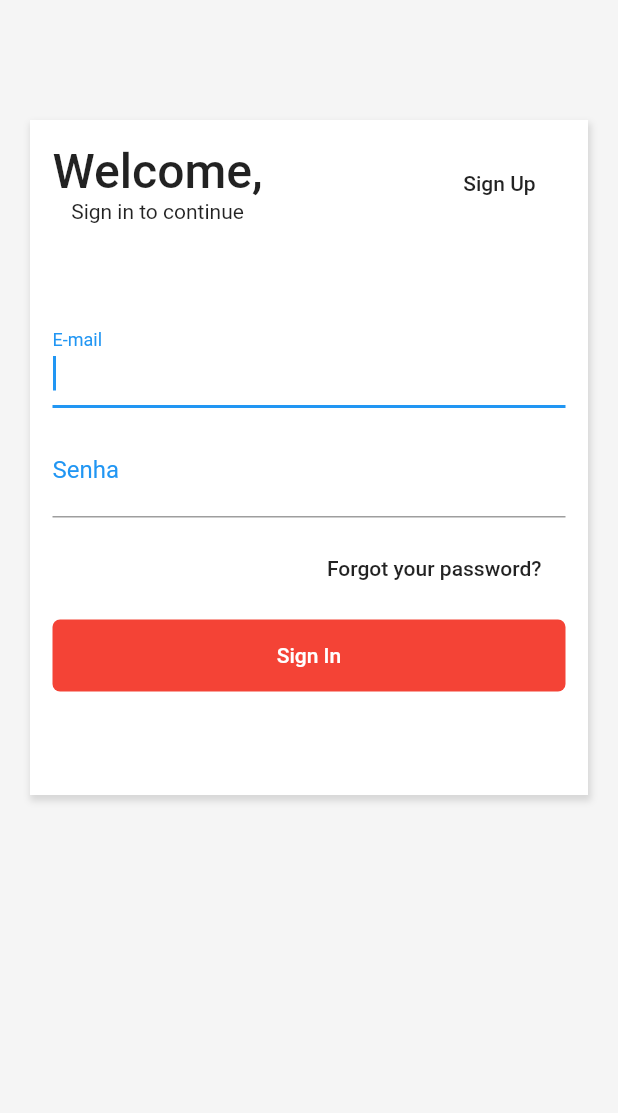
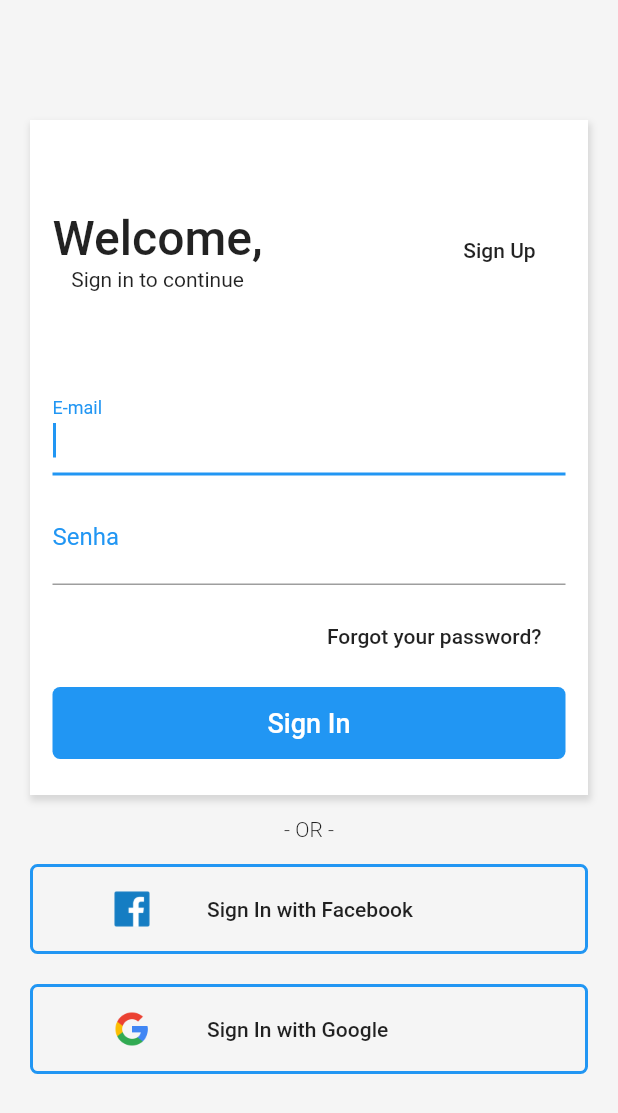
Before and after one commit to rodrigofelipejr/flutter-dart-balta.io, a Flutter app: the screen it shows after launch, on a phone screen of 412 x 824 dp. Shown: the top 1113 px of the screen. Run offline on Flutter 3.47's test engine with Material 2 defaults, Android fonts, the phone set to English and light mode, and no system bars; our stand-ins replace flutter_masked_text, shared_preferences.

Commit message:
Dominando Layouts no Flutter - Finalizando page login   - Implementando:     - Botão de Sign In     - Botão de Sign in with Facebook     - Botão de Sign in with Google   - Corrigindo rolagem da tela ao acionar o teclado com o widget SingleChildScrollView

```diff
--- a/app_shopping/lib/pages/login.page.dart
+++ b/app_shopping/lib/pages/login.page.dart
@@ -1,10 +1,12 @@
 import 'package:flutter/material.dart';
+import 'package:flutter/rendering.dart';
 
 class Login extends StatelessWidget {
   @override
   Widget build(BuildContext context) {
     return Scaffold(
-      body: Container(
+      body: SingleChildScrollView(
+        child: Container(
           color: Color(0xFFF5F5F5),
           // padding: EdgeInsets.all(40), // todos os lados
           padding: EdgeInsets.only(
@@ -29,8 +31,8 @@ class Login extends StatelessWidget {
                   ],
                 ),
                 child: Padding(
-                padding: EdgeInsets.all(15),
-                child: ListView(
+                  padding: EdgeInsets.only(left: 15, right: 15, top: 60),
+                  child: Column(
                     children: [
                       Row(
                         mainAxisAlignment: MainAxisAlignment.spaceBetween,
@@ -102,8 +104,9 @@ class Login extends StatelessWidget {
                         height: 10,
                       ),
                       Container(
+                        width: double.infinity,
                         decoration: BoxDecoration(
-                        color: Colors.red,
+                          color: Colors.blue,
                           borderRadius: BorderRadius.all(
                             Radius.circular(5),
                           ),
@@ -114,6 +117,7 @@ class Login extends StatelessWidget {
                             "Sign In",
                             style: TextStyle(
                               color: Colors.white,
+                              fontSize: 18,
                             ),
                           ),
                           onPressed: () {},
@@ -123,7 +127,83 @@ class Login extends StatelessWidget {
                   ),
                 ),
               ),
+              Container(
+                padding: EdgeInsets.only(top: 15, bottom: 15),
+                child: Text(
+                  " - OR - ",
+                  style: TextStyle(
+                    fontSize: 14,
+                    fontWeight: FontWeight.w300,
+                  ),
+                ),
+              ),
+              Container(
+                width: double.infinity,
+                height: 60,
+                decoration: BoxDecoration(
+                  border: Border.all(
+                    width: 2,
+                    color: Colors.blue,
+                  ),
+                  borderRadius: BorderRadius.all(
+                    Radius.circular(5),
+                  ),
+                ),
+                child: FlatButton(
+                  child: Row(
+                    children: [
+                      Container(
+                        height: 24,
+                        width: 100,
+                        child: Image.asset(
+                          'assets/facebook.png',
+                          fit: BoxFit.contain,
+                        ),
+                      ),
+                      Text(
+                        "Sign In with Facebook",
+                      )
                     ],
+                  ),
+                  onPressed: () {},
+                ),
+              ),
+              SizedBox(
+                height: 20,
+              ),
+              Container(
+                width: double.infinity,
+                height: 60,
+                decoration: BoxDecoration(
+                  border: Border.all(
+                    width: 2,
+                    color: Colors.blue,
+                  ),
+                  borderRadius: BorderRadius.all(
+                    Radius.circular(5),
+                  ),
+                ),
+                child: FlatButton(
+                  child: Row(
+                    children: [
+                      Container(
+                        height: 24,
+                        width: 100,
+                        child: Image.asset(
+                          'assets/google.png',
+                          fit: BoxFit.contain,
+                        ),
+                      ),
+                      Text(
+                        "Sign In with Google",
+                      )
+                    ],
+                  ),
+                  onPressed: () {},
+                ),
+              ),
+            ],
+          ),
         ),
       ),
     );
```
Also changed, not shown: app_shopping/pubspec.yaml (+18 -3 lines), app_shopping/assets/Icon_Devices.png (added), app_shopping/assets/Icon_Gadgets.png (added), app_shopping/assets/Icon_Gaming.png (added), app_shopping/assets/Icon_Mens_Shoe.png (added), app_shopping/assets/Icon_Womens_Shoe.png (added), app_shopping/assets/facebook.png (added), app_shopping/assets/google.png (added), app_shopping/assets/product-1.png (added), app_shopping/assets/product-10.png (added), app_shopping/assets/product-2.png (added), app_shopping/assets/product-3.png (added), app_shopping/assets/product-4.png (added), app_shopping/assets/product-5.png (added), 5 more files, 1 other file. Lines whose indentation alone changed are shown as unchanged.
